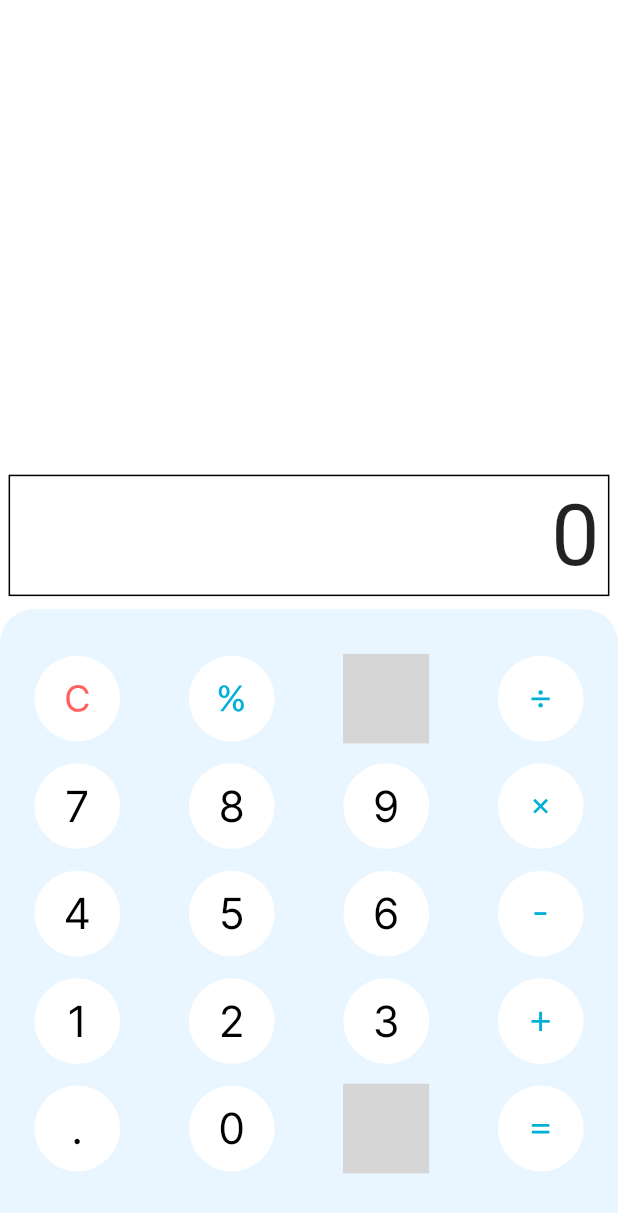
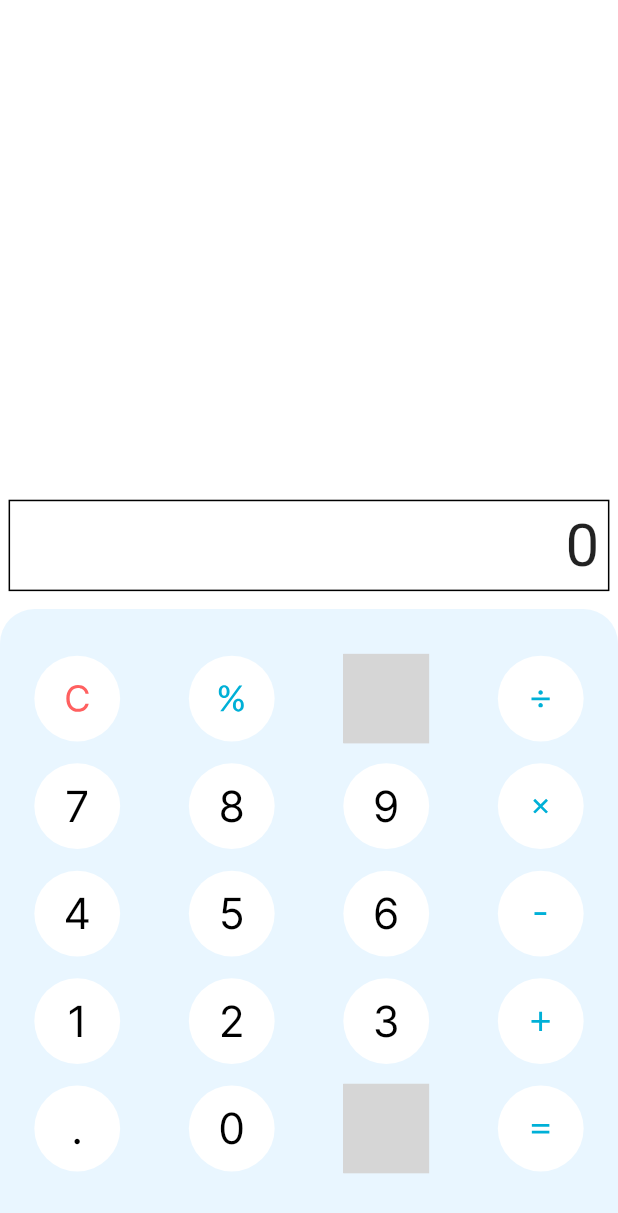
Before and after one commit to Yorq1nnur/najot_talim_nt, a Flutter app: the screen it shows after launch, on a phone screen of 412 x 824 dp. Shown: the top 1213 px of the screen. Run offline on Flutter 3.47's test engine with Material 3 defaults, Android fonts, the phone set to English and light mode, and no system bars; drawn by our look-alikes of zoom_tap_animation; our stand-ins replace flutter_screenutil, flutter_svg; grey boxes are pictures that could not be loaded.

```diff
--- a/lib/models/button_model/button_model.dart
+++ b/lib/models/button_model/button_model.dart
@@ -1,4 +1,3 @@
-import 'package:flutter/material.dart';
 import 'package:flutter_screenutil/flutter_screenutil.dart';
 import 'package:najot_talim_nt/utils/images/app_images.dart';
 
@@ -56,14 +55,3 @@ final List<String> fourthButtonModel = [
   ".",
   "0",
 ];
-
-class Book extends StatelessWidget {
-  const Book({super.key});
-
-  @override
-  Widget build(BuildContext context) {
-    return Center(
-      child: TextField(),
-    );
-  }
-}
--- a/lib/screens/global_screen/global_screen.dart
+++ b/lib/screens/global_screen/global_screen.dart
@@ -1,4 +1,3 @@
-// ignore_for_file: prefer_const_constructors, prefer_const_literals_to_create_immutables
 
 import 'package:flutter/material.dart';
 import 'package:flutter/services.dart';
@@ -23,23 +22,19 @@ class _GlobalScreenState extends State<GlobalScreen> {
   @override
   Widget build(BuildContext context) {
     return AnnotatedRegion(
-      value: SystemUiOverlayStyle(
+      value: const SystemUiOverlayStyle(
         statusBarColor: AppColors.transparent,
       ),
       child: Scaffold(
-        body: Stack(
+        body: Column(
+          crossAxisAlignment: CrossAxisAlignment.end,
+          mainAxisAlignment: MainAxisAlignment.end,
           children: [
+            const ResultItem(),
+            SizedBox(
+              height: 10.h,
+            ),
             Container(
-              color: AppColors.white,
-              height: 440.h,
-            ),
-            Positioned(
-            top: 265.h,
-              child: ResultItem(),
-            ),
-            Align(
-              alignment: Alignment.bottomCenter,
-              child: Container(
               padding: EdgeInsets.symmetric(
                 horizontal: 15.w,
                 vertical: 20.h,
@@ -181,15 +176,12 @@ class _GlobalScreenState extends State<GlobalScreen> {
                       ButtonItems(
                         imageUrl: AppImages.equal,
                         onTap: () {
-                            context
-                                .read<CalculatorViewModel>()
-                                .calculateResult();
+                          context.read<CalculatorViewModel>().calculateResult();
                         },
                       ),
                     ],
                   ),
                 ],
-                ),
               ),
             ),
           ],
--- a/lib/screens/global_screen/widgets/result_item.dart
+++ b/lib/screens/global_screen/widgets/result_item.dart
@@ -28,10 +28,10 @@ class ResultItem extends StatelessWidget {
           child: Text(
             calculatorProvider.displayValue,
             style: TextStyle(
-              fontSize: 50.sp,
+              fontSize: 35.sp,
             ),
-            maxLines: 10,
-            overflow: TextOverflow.ellipsis,
+            maxLines: 5,
+            overflow: TextOverflow.fade,
             textAlign: TextAlign.right,
             // softWrap: true,
           ),
--- a/lib/utils/colors/app_colors.dart
+++ b/lib/utils/colors/app_colors.dart
@@ -1,5 +1,3 @@
-import 'dart:ui';
-
 import 'package:flutter/material.dart';
 
 class AppColors {
```
Lines whose indentation alone changed are shown as unchanged.
